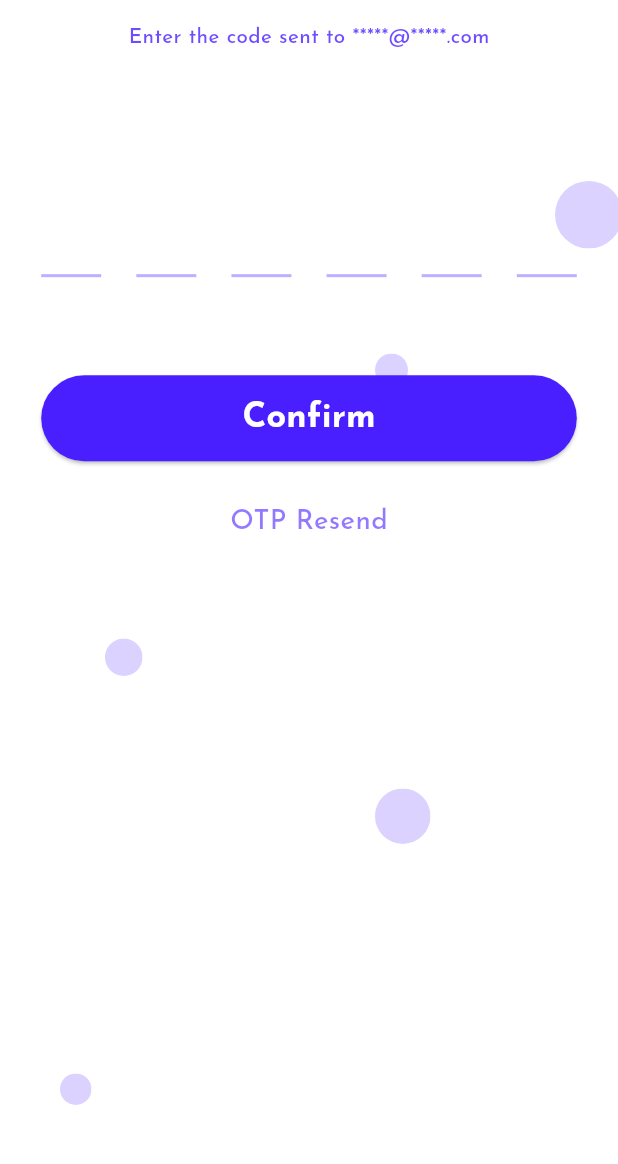
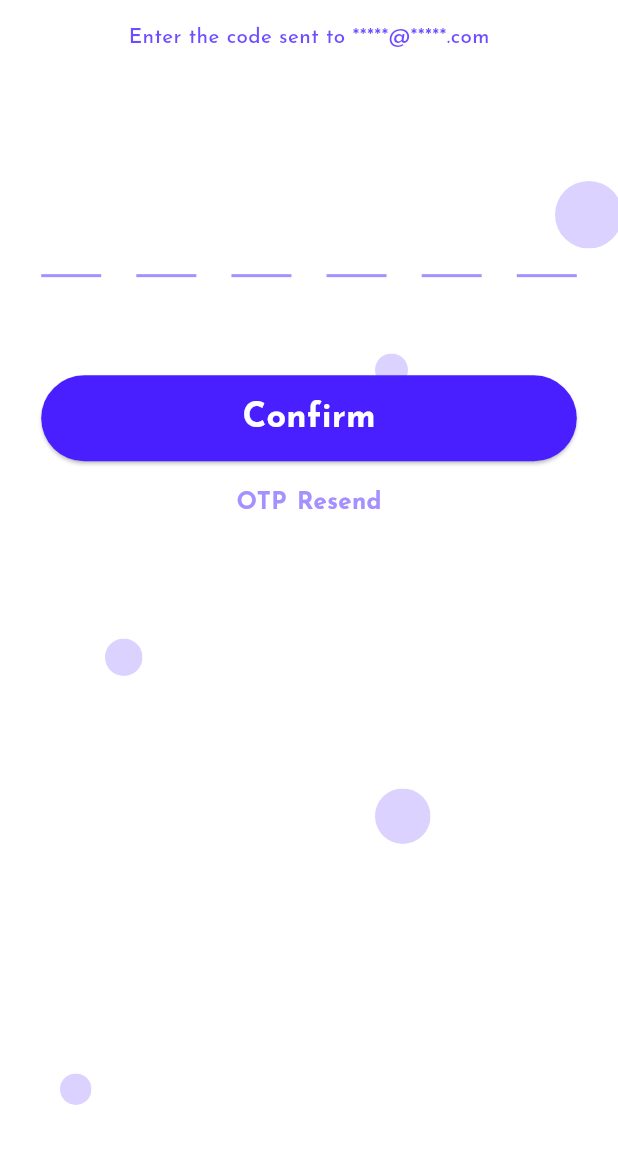
Before and after one commit to RakibulIslam10/xproperty, a Flutter app: the OtpVerificationMobileLayoutScreen screen opened directly, on a phone screen of 412 x 824 dp, the part 54-1218 px from its top. Run offline on Flutter 3.47's test engine with Material 3 defaults, Android fonts, the phone set to English and light mode, and no system bars; drawn by our look-alikes of pin_code_fields; our stand-ins replace country_code_picker, flutter_screenutil, flutter_svg, get, get_storage, google_fonts and 1 more; accounts and stored records are empty.

Commit message:
edit onboard and sign in screen

```diff
--- a/lib/language/language.dart
+++ b/lib/language/language.dart
@@ -30,6 +30,8 @@ class Strings {
   static const String signUp = "Sign Up";
   static const String signUp2 = "SIGN UP";
   static const String ok = "Okay";
+  static const String otp = "OTP";
+  static const String resend = "Resend";
   static const String confirm = "Confirm";
   static const String congratulation = "Congratulation";
   static const String otpResend = "OTP Resend";
--- a/lib/main.dart
+++ b/lib/main.dart
@@ -2,6 +2,7 @@ import 'package:flutter/material.dart';
 import 'package:flutter/services.dart';
 import 'package:flutter_screenutil/flutter_screenutil.dart';
 import 'package:get/get.dart';
+import 'package:google_fonts/google_fonts.dart';
 import 'package:xproperty/routes/routes.dart';
 import 'language/language.dart';
 import 'views/utils/custom_color.dart';
@@ -35,8 +36,8 @@ class MyApp extends StatelessWidget {
           scaffoldBackgroundColor: CustomColor.whiteColor,
           brightness: Brightness.light,
           textTheme: ThemeData.light().textTheme.apply(
-                // fontFamily: GoogleFonts.josefinSans().fontFamily,
-                fontFamily: "MyFonts",
+                fontFamily: GoogleFonts.jost().fontFamily,
+
               ),
         ),
         navigatorKey: Get.key,
--- a/lib/views/auth/reset_password/otp_verification_mobile_layout_screen.dart
+++ b/lib/views/auth/reset_password/otp_verification_mobile_layout_screen.dart
@@ -84,12 +84,23 @@ class OtpVerificationMobileLayoutScreen extends StatelessWidget {
 
   _otpResendTextWidget() {
     return Padding(
-      padding: EdgeInsets.only(top: Dimensions.paddingSize),
-      child: TitleHeading2Widget(
-        text: Strings.otpResend,
-        fontSize: Dimensions.headingTextSize3,
-        color: CustomColor.primaryLightColor.withOpacity(0.60),
-        fontWeight: FontWeight.w500,
+      padding:  EdgeInsets.only(top: Dimensions.paddingSize * 0.6),
+      child: Row(
+        mainAxisAlignment: mainCenter,
+        children: [
+          TitleHeading2Widget(
+            text: Strings.otp,
+            color: CustomColor.secondaryLightColor,
+            fontSize: Dimensions.headingTextSize4,
+          ),
+          horizontalSpace(Dimensions.marginSizeHorizontal * 0.25),
+          TitleHeading2Widget(
+            text: Strings.resend,
+            fontWeight: FontWeight.bold,
+            color: CustomColor.secondaryLightColor,
+            fontSize: Dimensions.headingTextSize4,
+          )
+        ],
       ),
     );
   }
--- a/lib/views/auth/sign_in/sign_in_mobile_screen_layout.dart
+++ b/lib/views/auth/sign_in/sign_in_mobile_screen_layout.dart
@@ -78,6 +78,7 @@ class SignInMobileScreenLayout extends StatelessWidget {
             label: Strings.email,
           ),
           MyInputFiled(
+            suffixIcon: Icons.visibility_off_sharp,
             isObscure: true,
             controller: _passwordController,
             validator: (value) {
--- a/lib/views/notification_screen/notifications_mobile_screen_layout.dart
+++ b/lib/views/notification_screen/notifications_mobile_screen_layout.dart
@@ -59,8 +59,8 @@ class NotificationsMobileScreenLayout extends StatelessWidget {
       icon: CustomImageWidget(path: Assets.icons.iconVertical),
       itemBuilder: (context) => [
         PopupMenuItem(
+            padding: EdgeInsets.zero,
             height: Dimensions.heightSize * 4,
-            padding: EdgeInsets.zero,
             child: const Center(
               child: TitleHeading3Widget(
                   color: CustomColor.primaryLightColor,
--- a/lib/views/onboard_screen/onboard_mobile_screen_layout.dart
+++ b/lib/views/onboard_screen/onboard_mobile_screen_layout.dart
@@ -125,8 +125,10 @@ class OnboardMobileScreenLayout extends StatelessWidget {
           SmoothPageIndicator(
             controller: pageController, // PageController
             count: _onboardingController.items.length,
-            effect:
-                const WormEffect(activeDotColor: CustomColor.primaryLightColor),
+            effect: WormEffect(
+                activeDotColor: CustomColor.primaryLightColor,
+                spacing: Dimensions.widthSize * 2,
+                dotHeight: Dimensions.heightSize,dotWidth: Dimensions.heightSize),
           ),
           _nextArrowButton(),
         ],
--- a/lib/views/utils/custom_color.dart
+++ b/lib/views/utils/custom_color.dart
@@ -9,7 +9,7 @@ class CustomColor {
   static const Color secondaryDarkTextColor = Color(0xFF1E9FF2);
 
   static const Color primaryLightColor = Color(0xFF4a1fff);
-  static const Color secondaryLightColor = Color(0xFFBEAFFF);
+  static const Color secondaryLightColor = Color(0xFFA590FF);
   static const Color primaryBGLightColor = Color(0xFFFFFFFF);
   static const Color primaryLightScaffoldBackgroundColor = Color(0xFFF3F6FF);
   static const Color primaryLightTextColor = Color(0xFF1D1D1D);
--- a/lib/views/utils/theme.dart
+++ b/lib/views/utils/theme.dart
@@ -27,7 +27,7 @@ class Themes {
     scaffoldBackgroundColor: CustomColor.whiteColor,
     brightness: Brightness.light,
     textTheme: ThemeData.light().textTheme.apply(
-          fontFamily: GoogleFonts.josefinSans().fontFamily,
+          fontFamily: GoogleFonts.jost().fontFamily,
         ),
   );
   static final dark = ThemeData.dark().copyWith(
@@ -40,7 +40,7 @@ class Themes {
     scaffoldBackgroundColor: CustomColor.primaryDarkColor,
     brightness: Brightness.dark,
     textTheme: ThemeData.dark().textTheme.apply(
-          fontFamily: GoogleFonts.josefinSans().fontFamily,
+          fontFamily: GoogleFonts.jost().fontFamily,
         ),
   );
 }
--- a/lib/views/welcome_screen/welcome_mobile_screen_layout.dart
+++ b/lib/views/welcome_screen/welcome_mobile_screen_layout.dart
@@ -32,7 +32,7 @@ class WelcomeHomeMobileScreenLayout extends StatelessWidget {
           crossAxisAlignment: crossStart,
           children: [
             _titleSubTitleWidget(),
-            verticalSpace(Dimensions.marginSizeVertical * 8.5),
+            verticalSpace(Dimensions.marginSizeVertical * 9),
             _twoButtonWidget(),
           ],
         ),
--- a/lib/widgets/custom_dower_items_list_widget.dart
+++ b/lib/widgets/custom_dower_items_list_widget.dart
@@ -27,7 +27,9 @@ class CustomDowerItemsListWidget extends StatelessWidget {
         padding:
             EdgeInsets.symmetric(horizontal: Dimensions.marginSizeHorizontal),
         child: ListTile(
-          minTileHeight: 50,
+          selected: true,
+          selectedColor: CustomColor.redColor,
+          minTileHeight: Dimensions.heightSize * 3.5,
           contentPadding:
               EdgeInsets.symmetric(horizontal: Dimensions.paddingSize),
           onTap: onTap,
@@ -41,6 +43,7 @@ class CustomDowerItemsListWidget extends StatelessWidget {
             fontWeight: FontWeight.w500,
             fontSize: Dimensions.headingTextSize3,
           ),
+          splashColor: Colors.blue, // Add the splash color here
         ),
       ),
     );
```
Also changed, not shown: pubspec.yaml (+4 -4 lines).
